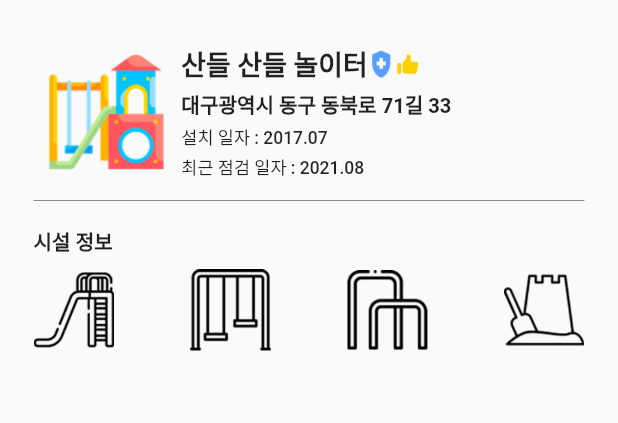
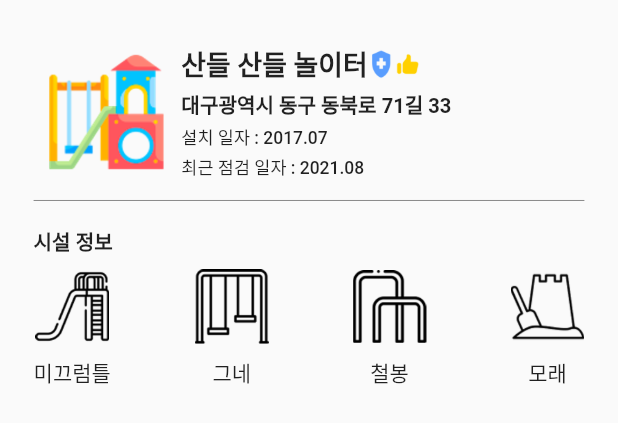
Before and after one commit to thing-zoo/playmate, a Flutter app: what buildDetailSheet() shows on an empty page, opened directly, on a phone screen of 412 x 824 dp. Shown: the top 423 px of the screen. Run offline on Flutter 3.47's test engine with Material 2 defaults, Android fonts, the phone set to English and light mode, and no system bars; our stand-ins replace flutter_screenutil, google_maps_flutter; missing offline and left inert: dart:ffi; statements that could not run were skipped.

Commit message:
add text in bottom sheet

```diff
--- a/lib/screens/map/components/build_detail_sheet.dart
+++ b/lib/screens/map/components/build_detail_sheet.dart
@@ -85,25 +85,57 @@ Widget buildDetailSheet(BuildContext context) {
                 ),
               ),
               Padding(
-                padding: EdgeInsets.symmetric(vertical: 10.w),
+                padding: EdgeInsets.only(top: 10.w),
                 child: Row(
                   mainAxisAlignment: MainAxisAlignment.spaceBetween,
                   children: [
+                    Column(
+                      children: [
                         Image.asset(
                           'assets/map/slide.png',
-                      width: 60.w,
+                          width: 55.w,
                         ),
+                        SizedBox(
+                          height: 10.w,
+                        ),
+                        Text('미끄럼틀')
+                      ],
+                    ),
+                    Column(
+                      children: [
                         Image.asset(
                           'assets/map/swing.png',
-                      width: 60.w,
+                          width: 55.w,
                         ),
+                        SizedBox(
+                          height: 10.w,
+                        ),
+                        Text('그네')
+                      ],
+                    ),
+                    Column(
+                      children: [
                         Image.asset(
                           'assets/map/bar.png',
-                      width: 60.w,
+                          width: 55.w,
                         ),
+                        SizedBox(
+                          height: 10.w,
+                        ),
+                        Text('철봉')
+                      ],
+                    ),
+                    Column(
+                      children: [
                         Image.asset(
                           'assets/map/sand.png',
-                      width: 60.w,
+                          width: 55.w,
+                        ),
+                        SizedBox(
+                          height: 10.w,
+                        ),
+                        Text('모래')
+                      ],
                     ),
                   ],
                 ),
```
Lines whose indentation alone changed are shown as unchanged.
